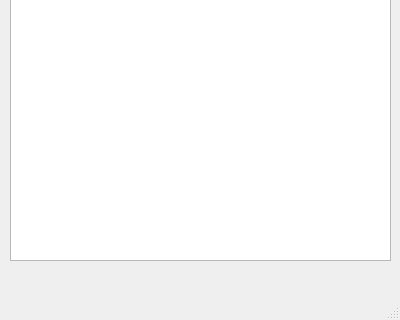
This is UI/QuickHelper.ui in AginSquash/FirstAidHelper as Qt 5 draws it before an edit; both pictures show x 0 to 400 and y 280 to 600 of the 400 by 600 pixel window. The edited form follows.
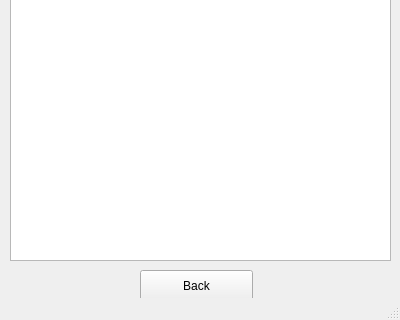
This is the edited form.

```diff
--- a/UI/QuickHelper.ui
+++ b/UI/QuickHelper.ui
@@ -36,6 +36,19 @@
      </rect>
     </property>
    </widget>
+   <widget class="QPushButton" name="pushBackButton">
+    <property name="geometry">
+     <rect>
+      <x>140</x>
+      <y>550</y>
+      <width>113</width>
+      <height>32</height>
+     </rect>
+    </property>
+    <property name="text">
+     <string>Back</string>
+    </property>
+   </widget>
   </widget>
   <widget class="QStatusBar" name="statusbar"/>
  </widget>
```
